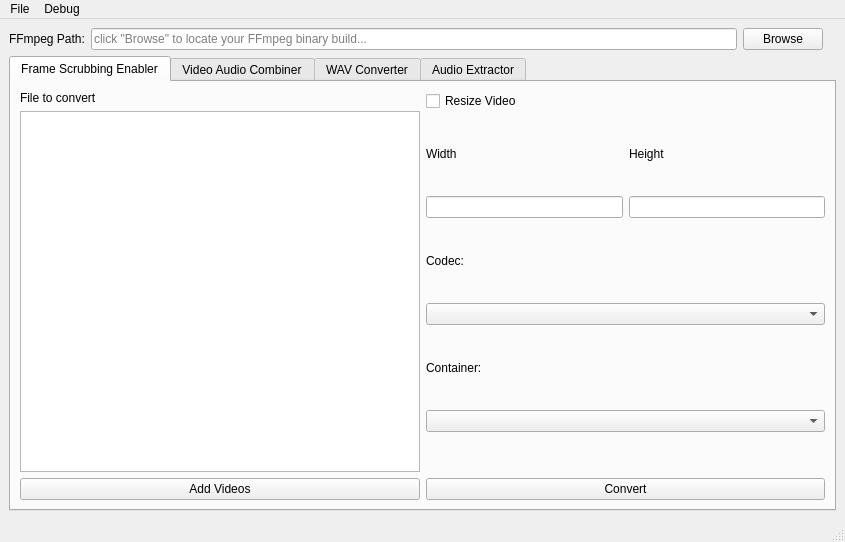
Qt form dsamainwindow.ui (indra-dsa/dsa-multitool-gui) before a commit.
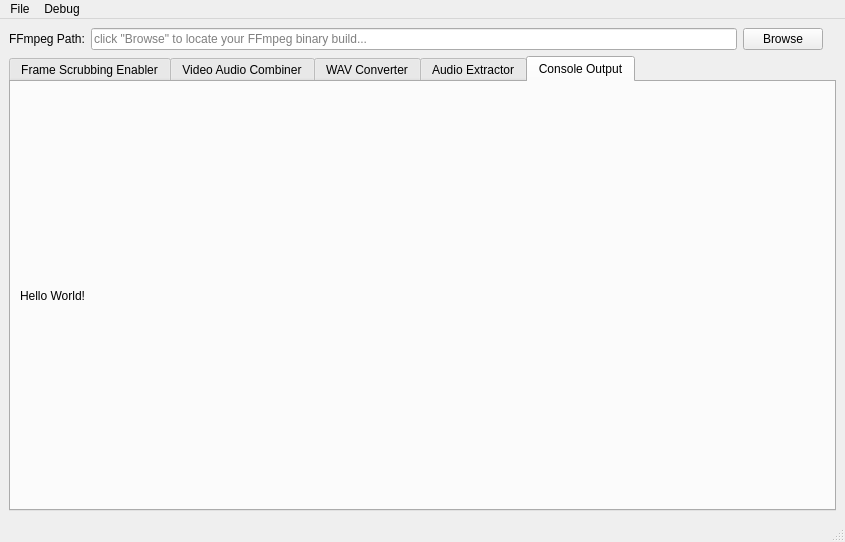
The same form after that commit. Icons and pictures are not drawn.

Commit message: Corrected QSettings behaviour in Windows

```diff
--- a/dsamainwindow.ui
+++ b/dsamainwindow.ui
@@ -88,7 +88,7 @@
     <item>
      <widget class="QTabWidget" name="tabWidget">
       <property name="currentIndex">
-       <number>0</number>
+       <number>4</number>
       </property>
       <widget class="QWidget" name="tab">
        <property name="enabled">
@@ -231,6 +231,24 @@
         <string>Audio Extractor</string>
        </attribute>
       </widget>
+      <widget class="QWidget" name="tab_5">
+       <attribute name="title">
+        <string>Console Output</string>
+       </attribute>
+       <layout class="QGridLayout" name="gridLayout_4">
+        <item row="0" column="0">
+         <layout class="QGridLayout" name="gridLayout_3">
+          <item row="0" column="0">
+           <widget class="QLabel" name="label_debug">
+            <property name="text">
+             <string>Hello World!</string>
+            </property>
+           </widget>
+          </item>
+         </layout>
+        </item>
+       </layout>
+      </widget>
      </widget>
     </item>
    </layout>
```
Left out of the diff: 10 changed lines with no effect on the pictures. The commit also changes 3 other files.
